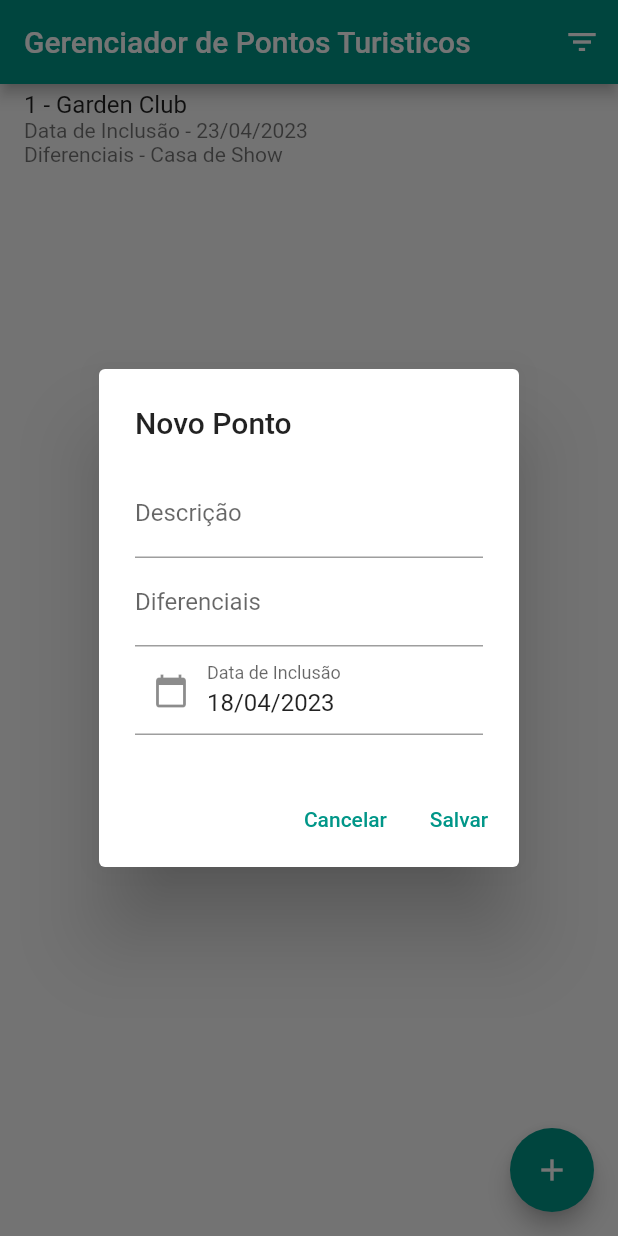
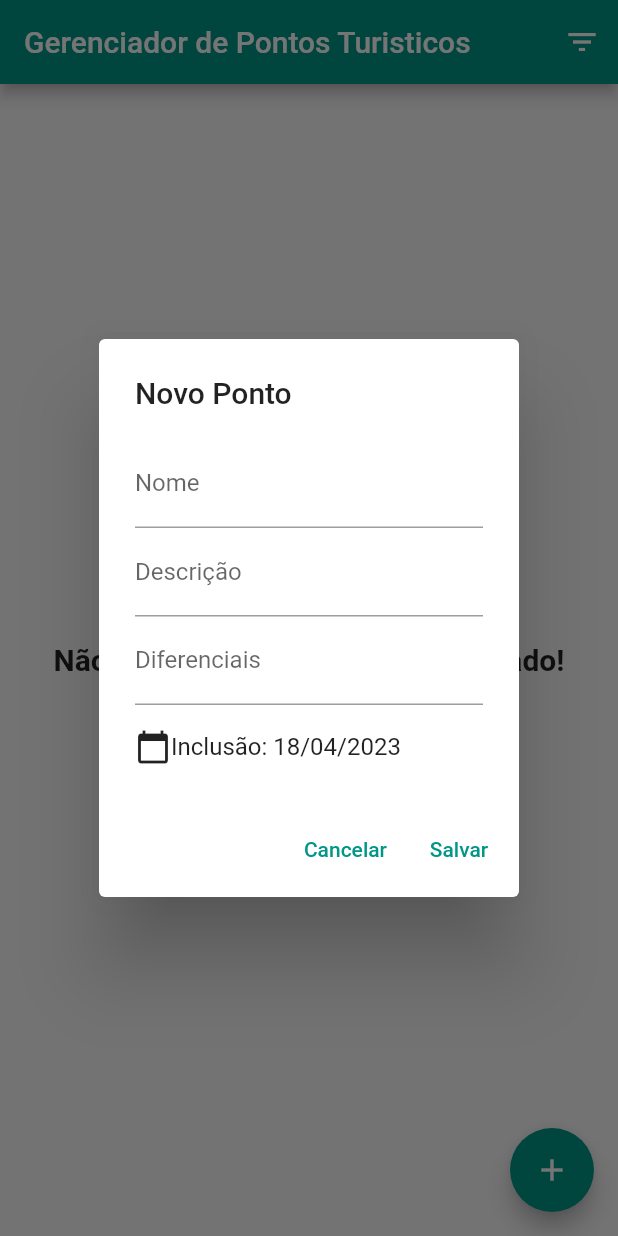
Before and after one commit to Djonatan007/pontos_turisticos, a Flutter app: the screen it shows after launch, after a tap on the "add" icon, on a phone screen of 412 x 824 dp. Run offline on Flutter 3.47's test engine with Material 2 defaults, Android fonts, the phone set to English and light mode, and no system bars; our stand-ins replace shared_preferences, sqflite; accounts and stored records are empty.

Commit message:
Entrega 02

```diff
--- /dev/null
+++ b/lib/dao/pontoTuristico_dao.dart
@@ -0,0 +1,69 @@
+
+import 'package:pontos_turisticos/model/pontosTuristicos.dart';
+
+import '../database/database_provider.dart';
+
+class PontoTuristicoDao{
+
+  final dbProvider = DataBaseProvider.instance;
+
+  Future<bool> salvar (PontoTuristico ponto) async{
+    final db = await dbProvider.database;
+    final valores = ponto.toMap();
+
+    if (ponto.id == null){
+      ponto.id = await db.insert(PontoTuristico.NAME_TABLE, valores);
+      return true;
+    } else {
+      final registrosAtualizados = await db.update(PontoTuristico.NAME_TABLE, valores,
+      where: '${PontoTuristico.CAMPO_ID} = ?', whereArgs: [ponto.id]);
+      return registrosAtualizados > 0;
+    }
+  }
+
+  Future<bool> deletar(ponto) async{
+    final db = await dbProvider.database;
+    final registrosAtualizados = await db.delete(PontoTuristico.NAME_TABLE,
+    where: '${PontoTuristico.CAMPO_ID} = ?', whereArgs: [ponto.id]);
+    return registrosAtualizados > 0;
+  }
+
+  Future<List<PontoTuristico>> listar({
+    String filtroDescricao = '',
+    String campoOrdenacao = PontoTuristico.CAMPO_ID,
+    String filtroDiferenciais = '',
+    bool usarOrdemDecrescente = false
+  }) async{
+    String? where;
+    var orderBy = campoOrdenacao;
+
+    if (filtroDescricao.isNotEmpty){
+      where = "UPPER(${PontoTuristico.CAMPO_DESCRICAO}) LIKE '${filtroDescricao.toUpperCase()}%'";
+    }
+
+    if (filtroDiferenciais.isNotEmpty){
+      where = "UPPER(${PontoTuristico.CAMPO_DIFERENCIAIS}) LIKE '${filtroDiferenciais.toUpperCase()}%'";
+    }
+
+    if (usarOrdemDecrescente){
+      orderBy += ' DESC';
+    }
+
+    final db = await dbProvider.database;
+    final resultadoConsulta = await db.query(
+        PontoTuristico.NAME_TABLE,
+        columns: [
+          PontoTuristico.CAMPO_ID,
+          PontoTuristico.CAMPO_NOME,
+          PontoTuristico.CAMPO_DESCRICAO,
+          PontoTuristico.CAMPO_DIFERENCIAIS,
+          PontoTuristico.CAMPO_DATA_INCLUSAO,
+          PontoTuristico.CAMPO_FINALIZADO,
+        ],
+      where: where,
+      orderBy: orderBy
+    );
+
+    return resultadoConsulta.map((m) => PontoTuristico.fromMap(m)).toList();
+  }
+}
--- /dev/null
+++ b/lib/database/database_provider.dart
@@ -0,0 +1,47 @@
+import 'package:pontos_turisticos/model/pontosTuristicos.dart';
+import 'package:sqflite/sqflite.dart';
+
+class DataBaseProvider{
+  static const _dbName = 'pontos_turisticos.db';
+  static const _dbVersion = 1;
+
+  DataBaseProvider._init();
+
+  static final DataBaseProvider instance = DataBaseProvider._init();
+
+  Database? _database;
+
+  Future<Database> get database async {
+    if (_database == null){
+      _database = await _initDatabase();
+    }
+    return _database!;
+  }
+
+  Future<Database> _initDatabase() async {
+    String dataBasePath = await getDatabasesPath();
+    String dbPath = '${dataBasePath}/$_dbName';
+    return await openDatabase(
+        dbPath,
+        version: _dbVersion,
+        onCreate: _onCreate,
+        onUpgrade: _onUpgrade,
+    );
+  }
+
+  Future<void> _onCreate(Database db, int version) async{
+    await db.execute('''
+    CREATE TABLE ${PontoTuristico.NAME_TABLE} (
+    ${PontoTuristico.CAMPO_ID} INTEGER PRIMARY KEY AUTOINCREMENT,
+    ${PontoTuristico.CAMPO_NOME} TEXT NOT NULL,
+    ${PontoTuristico.CAMPO_DESCRICAO} TEXT NOT NULL,
+    ${PontoTuristico.CAMPO_DIFERENCIAIS} TEXT,
+    ${PontoTuristico.CAMPO_DATA_INCLUSAO} TEXT,
+    ${PontoTuristico.CAMPO_FINALIZADO} INTEGER NOT NULL DEFAULT 0
+    )
+    '''
+    );
+  }
+
+  Future<void> _onUpgrade(Database db, int oldVersion, int newVersion) async {}
+}
--- a/lib/model/pontosTuristicos.dart
+++ b/lib/model/pontosTuristicos.dart
@@ -2,16 +2,21 @@ import 'package:intl/intl.dart';
 
 class PontoTuristico {
   static const CAMPO_ID = 'id';
+  static const CAMPO_NOME = 'nome';
   static const CAMPO_DESCRICAO = 'descricao';
   static const CAMPO_DIFERENCIAIS = 'diferencial';
   static const CAMPO_DATA_INCLUSAO = 'inclusão';
+  static const CAMPO_FINALIZADO = 'finalizado';
+  static const NAME_TABLE = 'pontos';
 
-  int id;
+  int? id;
+  String nome;
   String descricao;
   String? diferencial;
   DateTime inclusao;
+  bool finalizado;
 
-  PontoTuristico( { required this.id, required this.descricao, required this.inclusao, this.diferencial});
+  PontoTuristico( { this.id, required this.nome, required this.descricao, required this.inclusao, this.diferencial,this.finalizado =false});
 
   String get dataInclusaoFormatado{
     if (inclusao == null) {
@@ -20,4 +25,23 @@ class PontoTuristico {
 
     return DateFormat('dd/MM/yyyy').format(inclusao!);
   }
+
+  Map<String, dynamic> toMap() => <String, dynamic>{
+    CAMPO_ID: id,
+    CAMPO_NOME: nome,
+    CAMPO_DESCRICAO: descricao,
+    CAMPO_DIFERENCIAIS: diferencial,
+    CAMPO_DATA_INCLUSAO: inclusao == null ? null : DateFormat("yyyy-MM-dd").format(inclusao!),
+    CAMPO_FINALIZADO: finalizado
+  };
+
+  factory PontoTuristico.fromMap(Map<String, dynamic> map) => PontoTuristico(
+      id: map[CAMPO_ID] is int ? map[CAMPO_ID] : null,
+      nome: map[CAMPO_NOME] is String ? map[CAMPO_NOME] : '',
+      descricao: map[CAMPO_DESCRICAO] is String ? map[CAMPO_DESCRICAO] : '',
+      diferencial: map[CAMPO_DIFERENCIAIS] is String ? map[CAMPO_DIFERENCIAIS] : '',
+      inclusao: map[CAMPO_DATA_INCLUSAO] is DateTime ? DateFormat("yyyy-MM-dd").parse(map[CAMPO_DATA_INCLUSAO]) : DateTime.now(),
+      finalizado: map[CAMPO_FINALIZADO] is bool ? map[CAMPO_FINALIZADO] : false
+  );
+
 }
--- a/lib/pages/form_new_point.dart
+++ b/lib/pages/form_new_point.dart
@@ -1,6 +1,7 @@
 import 'package:flutter/cupertino.dart';
 import 'package:flutter/material.dart';
 import 'package:intl/intl.dart';
+import '../dao/pontoTuristico_dao.dart';
 import '../model/pontosTuristicos.dart';
 
 class FormNewPoint extends StatefulWidget {
@@ -15,35 +16,49 @@ class FormNewPoint extends StatefulWidget {
 
 class FormNewPointState extends State<FormNewPoint> {
   final formKey = GlobalKey<FormState>();
+  final nomeController = TextEditingController();
   final descricaoController = TextEditingController();
   final inclusaoController = TextEditingController();
   final diferenciaisController = TextEditingController();
   final _dateFormat = DateFormat('dd/MM/yyyy');
-  bool podeEditar = false;
+  final _dao = PontoTuristicoDao();
 
   @override
   void initState() {
     super.initState();
 
     if (widget.pontoTuristico != null) {
+      nomeController.text = widget.pontoTuristico!.nome;
       descricaoController.text = widget.pontoTuristico!.descricao;
       inclusaoController.text = widget.pontoTuristico!.dataInclusaoFormatado;
       diferenciaisController.text = widget.pontoTuristico!.diferencial!;
-      podeEditar = true;
     } else {
       inclusaoController.text = _dateFormat.format(DateTime.now());
     }
   }
 
+
   Widget build(BuildContext context){
     return Form(
         key: formKey,
+        child:
+        SingleChildScrollView(
           child: Column(
             mainAxisSize: MainAxisSize.min,
             children: [
               TextFormField(
+                controller: nomeController,
+                decoration: const InputDecoration(labelText: 'Nome'),
+                validator: (String? valor) {
+                  if (valor == null || valor.isEmpty) {
+                    return 'Informe o Nome';
+                  }
+                  return null;
+                },
+              ),
+              TextFormField(
                 controller: descricaoController,
-              decoration: InputDecoration(labelText: 'Descrição'),
+                decoration: const InputDecoration(labelText: 'Descrição'),
                 validator: (String? valor) {
                   if (valor == null || valor.isEmpty) {
                     return 'Informe a descrição';
@@ -53,34 +68,33 @@ class FormNewPointState extends State<FormNewPoint> {
               ),
               TextFormField(
                 controller: diferenciaisController,
-              decoration: InputDecoration(labelText: 'Diferenciais'),
-            ),
-            TextFormField(
-              controller: inclusaoController,
-              decoration: InputDecoration(
-                labelText: 'Data de Inclusão',
-                prefixIcon: IconButton(
-                  onPressed: () => {},
-                  icon: Icon(Icons.calendar_today),
-                )
-              ),
+                decoration: const InputDecoration(labelText: 'Diferenciais'),
                 validator: (String? valor) {
                   if (valor == null || valor.isEmpty) {
-                  return 'Data de inclusão não pode ser vazia';
+                    return 'Informe os disferenciais';
                   }
                   return null;
                 },
-              readOnly: true,
+              ),
+              Divider(color: Colors.white,),
+              Row(
+                children: [
+                  Icon(Icons.calendar_today),
+                  Text("Inclusão: ${inclusaoController.text.isEmpty ? _dateFormat.format(DateTime.now()) : inclusaoController.text}")
+                ],
               ),
             ],
           ),
+        )
+
     );
   }
 
   bool dadosValidados() => formKey.currentState?.validate() == true;
 
-  PontoTuristico get newPoint => PontoTuristico(
-      id: widget.pontoTuristico?.id ?? 0,
+  PontoTuristico get newPoint =>  PontoTuristico(
+        id: widget.pontoTuristico?.id,
+        nome: nomeController.text,
         descricao: descricaoController.text,
         inclusao: _dateFormat.parse(inclusaoController.text),
         diferencial: diferenciaisController.text
--- a/lib/pages/lista_pontos_turisticos.dart
+++ b/lib/pages/lista_pontos_turisticos.dart
@@ -1,7 +1,9 @@
-import 'dart:html';
 import 'package:flutter/cupertino.dart';
 import 'package:flutter/material.dart';
+import 'package:pontos_turisticos/dao/pontoTuristico_dao.dart';
+import 'package:shared_preferences/shared_preferences.dart';
 import '../model/pontosTuristicos.dart';
+import 'detalhe_ponto.dart';
 import 'filtro_page.dart';
 import 'form_new_point.dart';
 
@@ -17,16 +19,43 @@ class _ListaPontosTuristicos extends State<ListaPontosTuristicos> {
   static const ACAO_EXCLUIR = 'excluir';
   static const ACAO_VISUALIZAR = 'visualizar';
 
-  final pontosTuristicos = <PontoTuristico>[
-    PontoTuristico(
-        id: 1,
-        descricao: 'Garden Club',
-        inclusao: DateTime.now().add(Duration(days: 5)),
-        diferencial: 'Casa de Show'
-    )
-  ];
+  final _pontosTuristicos = <PontoTuristico>[];
 
+  final _dao = PontoTuristicoDao();
+  var _carregando = false;
   var _ultimoId = 1;
+
+  @override
+  void initState(){
+    super.initState();
+    _popularDados();
+  }
+
+  void _popularDados() async{
+    setState(() {
+      _carregando = true;
+    });
+
+    final prefs = await SharedPreferences.getInstance();
+    final campoOrdenacao = prefs.getString(FiltroPage.chaveCampoOrdenacao) ?? PontoTuristico.CAMPO_ID;
+    final usarOrdemDecrescente = prefs.getBool(FiltroPage.chaveUsarOrdemDesc) == true;
+    final filtroDescricao = prefs.getString(FiltroPage.chaveCampoDescricao) ?? '';
+    final filtroDiferencial = prefs.getString(FiltroPage.chaveCampoDiferenciais) ?? '';
+
+    final ponto = await _dao.listar(
+        filtroDescricao: filtroDescricao,
+        campoOrdenacao: campoOrdenacao,
+        usarOrdemDecrescente: usarOrdemDecrescente,
+        filtroDiferenciais: filtroDiferencial
+    );
+    setState(() {
+      _pontosTuristicos.clear();
+      if (ponto.isNotEmpty){
+        _pontosTuristicos.addAll(ponto);
+      }
+      _carregando = false;
+    });
+  }
 
   @override
   Widget build(BuildContext context) {
@@ -41,7 +70,7 @@ class _ListaPontosTuristicos extends State<ListaPontosTuristicos> {
     );
   }
 
-  void _abrirForm({PontoTuristico? pontoTuristico, int? index, bool? readOnly}) {
+  void _abrirForm({PontoTuristico? pontoTuristico, bool? readOnly}) {
     final key = GlobalKey<FormNewPointState>();
     showDialog(
         context: context,
@@ -58,16 +87,14 @@ class _ListaPontosTuristicos extends State<ListaPontosTuristicos> {
                 TextButton(
                     onPressed: () {
                       if (key.currentState != null && key.currentState!.dadosValidados()) {
-                        setState(() {
-                          final novoPonto = key.currentState!.newPoint;
-                          if (index == null) {
-                            novoPonto.id = ++ _ultimoId;
-                            pontosTuristicos.add(novoPonto);
-                          } else {
-                            pontosTuristicos[index] = novoPonto;
+                        Navigator.of(context).pop();
+
+                        final novoPonto = key.currentState!.newPoint;
+                        _dao.salvar(novoPonto).then((sucess){
+                          if (sucess){
+                            _popularDados();
                           }
                         });
-                        Navigator.of(context).pop();
                       }
                     },
                     child: Text('Salvar')
@@ -79,7 +106,7 @@ class _ListaPontosTuristicos extends State<ListaPontosTuristicos> {
   }
 
 
-  void _excluirTarefa(int index) {
+  void _excluirTarefa(PontoTuristico ponto) {
     showDialog(
         context: context,
         builder: (BuildContext context) {
@@ -101,9 +128,15 @@ class _ListaPontosTuristicos extends State<ListaPontosTuristicos> {
               TextButton(
                   onPressed: () {
                     Navigator.of(context).pop();
-                    setState(() {
-                      pontosTuristicos.removeAt(index);
-                    });
+                    if (ponto.id == null){
+                      return;
+                    }else{
+                      _dao.deletar(ponto).then((result){
+                        if(result){
+                          _popularDados();
+                        }
+                      });
+                    }
                   }, child: Text('Confirmar')
               ),
             ],
@@ -123,7 +156,33 @@ class _ListaPontosTuristicos extends State<ListaPontosTuristicos> {
   }
 
   Widget _criarBody() {
-    if (pontosTuristicos.isEmpty) {
+    if (_carregando){
+      return Column(
+        mainAxisAlignment: MainAxisAlignment.center,
+        children: [
+          Align(
+            alignment: AlignmentDirectional.center,
+            child: CircularProgressIndicator(),
+          ),
+          Align(
+            alignment: AlignmentDirectional.center,
+            child: Padding(
+              padding: EdgeInsets.only(top: 10),
+              child: Text(
+                'Carregando a lista de pontos',
+                style: TextStyle(
+                  fontSize: 20,
+                  fontWeight: FontWeight.bold,
+                  color: Theme.of(context).primaryColor,
+                ),
+              ),
+            ),
+          )
+        ],
+      );
+    }
+
+    if (_pontosTuristicos.isEmpty) {
       return const Center(
         child: Text('Não existe nenhum ponto cadastrado!',
           style: TextStyle(fontSize: 20, fontWeight: FontWeight.bold),
@@ -131,18 +190,28 @@ class _ListaPontosTuristicos extends State<ListaPontosTuristicos> {
       );
     }
     return ListView.separated(
-      itemCount: pontosTuristicos.length,
+      itemCount: _pontosTuristicos.length,
       separatorBuilder: (BuildContext context, int index) => Divider(),
       itemBuilder: (BuildContext context, int index) {
-        final pontoAtual = pontosTuristicos[index];
+        final pontoAtual = _pontosTuristicos[index];
 
         return PopupMenuButton<String>(
           child: ListTile(
-            title: Column(
-              crossAxisAlignment: CrossAxisAlignment.start,
-              children: [
-                Text('${pontoAtual.id} - ${pontoAtual.descricao}'),
-              ],
+              leading: Checkbox(
+                value: pontoAtual.finalizado,
+                onChanged: (bool? checked){
+                  setState(() {
+                    pontoAtual.finalizado = checked == true;
+                  });
+                  _dao.salvar(pontoAtual);
+                },
+              ),
+            title: Text('${pontoAtual.id} - ${pontoAtual.nome}',
+            style: TextStyle(
+              decoration:
+                pontoAtual.finalizado ? TextDecoration.lineThrough : null,
+              color: pontoAtual.finalizado ? Colors.grey : null,
+              ),
             ),
             subtitle: Column(
               crossAxisAlignment: CrossAxisAlignment.start,
@@ -155,11 +224,13 @@ class _ListaPontosTuristicos extends State<ListaPontosTuristicos> {
           itemBuilder: (BuildContext context) => _criarItensMenu(),
           onSelected: (String valorSelecionado) {
             if (valorSelecionado == ACAO_EDITAR) {
-              _abrirForm(pontoTuristico: pontoAtual, index: index, readOnly: false);
+              _abrirForm(pontoTuristico: pontoAtual, readOnly: false);
             } else if (valorSelecionado == ACAO_EXCLUIR) {
-              _excluirTarefa(index);
+              _excluirTarefa(pontoAtual);
             } else if (valorSelecionado == ACAO_VISUALIZAR) {
-              _abrirForm(pontoTuristico: pontoAtual, index: index, readOnly: true);
+              Navigator.of(context).push(MaterialPageRoute(
+                  builder: (_) => DetalhePonto(pontoTuristico: pontoAtual)
+              ));
             }
           },
         );
@@ -173,7 +244,7 @@ class _ListaPontosTuristicos extends State<ListaPontosTuristicos> {
           value: ACAO_VISUALIZAR,
           child: Row(
             children: [
-              Icon(Icons.visibility, color: Colors.black,),
+              Icon(Icons.visibility, color: Colors.teal,),
               Padding(
                 padding: EdgeInsets.only(left: 10),
                 child: Text('Visualizar'),
@@ -212,7 +283,7 @@ class _ListaPontosTuristicos extends State<ListaPontosTuristicos> {
     final navigator = Navigator.of(context);
     navigator.pushNamed(FiltroPage.routeName).then((alterouValores) {
       if (alterouValores == true) {
-        ///TODO filtro
+       _popularDados();
       }
     });
   }
--- a/pubspec.yaml
+++ b/pubspec.yaml
@@ -37,6 +37,7 @@ dependencies:
   cupertino_icons: ^1.0.2
   intl: ^0.18.0
   shared_preferences: ^2.0.20
+  sqflite: ^2.2.6
 
 dev_dependencies:
   flutter_test:
```
Also changed, not shown: lib/pages/detalhe_ponto.dart (added, +104 -0 lines), pubspec.lock. Lines whose indentation alone changed are shown as unchanged.
